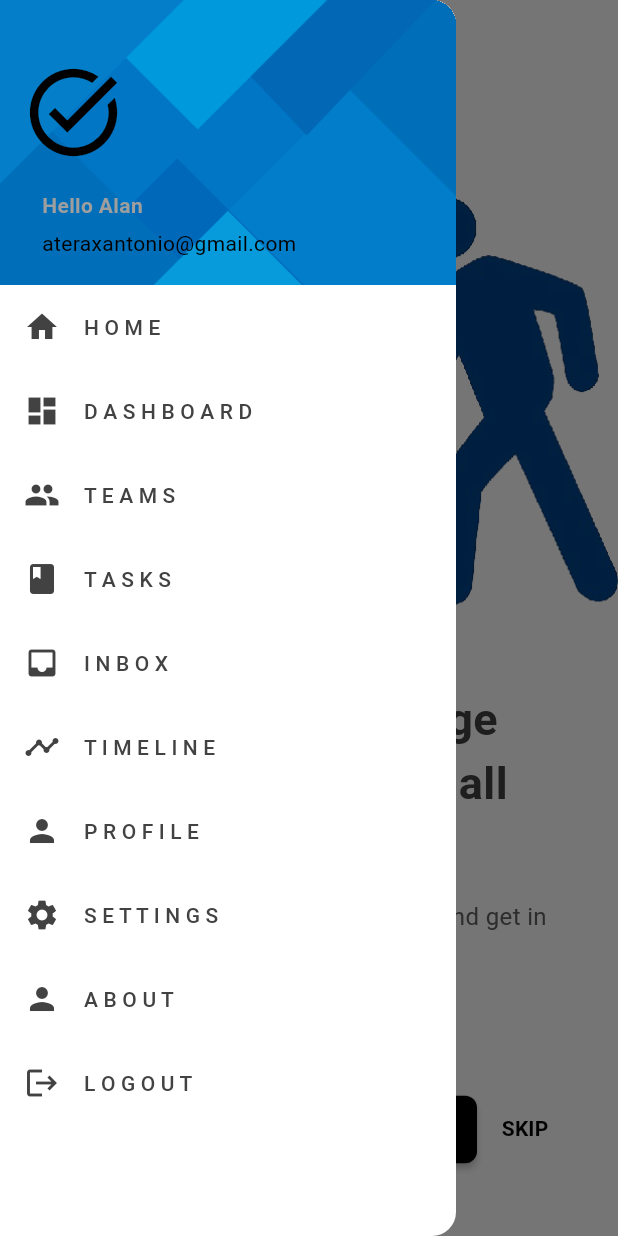
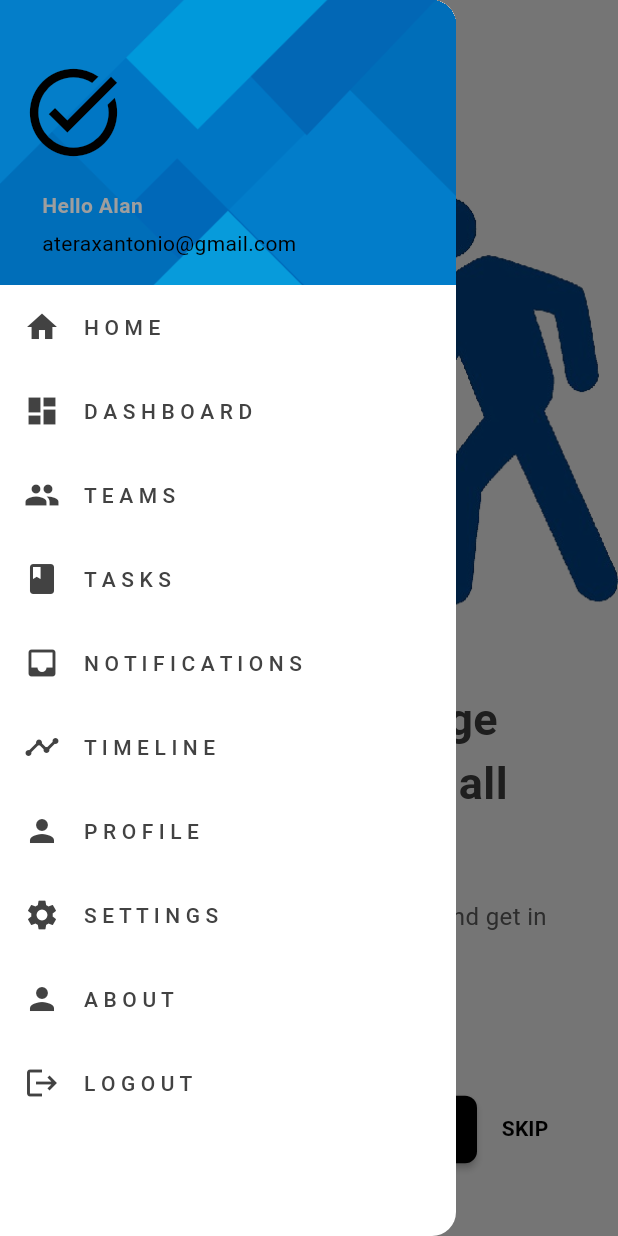
Before and after one commit to kasasa22/WePut, a Flutter app: the screen it shows once a user with an empty profile is signed in, with the side drawer open, on a phone screen of 412 x 824 dp. Run offline on Flutter 3.47's test engine with Material 3 defaults, Android fonts, the phone set to English and light mode, and no system bars; our stand-ins replace animate_do, cloud_firestore, firebase_auth, firebase_core, fl_chart, settings_ui; missing offline and left inert: about; accounts and stored records are empty.

Commit message:
Jan 10, 2024, 9:54 AM

```diff
--- a/lib/components/drawer.dart
+++ b/lib/components/drawer.dart
@@ -142,7 +142,7 @@ class MyDrawer extends StatelessWidget {
                 Icons.inbox,
                 color: Colors.grey[800],
               ),
-              title: Text("I N B O X",
+              title: Text("N O T I F I C A T I O N S",
                   style: Theme.of(context).textTheme.titleSmall),
               onTap: () {
                 //pop drawer
```
